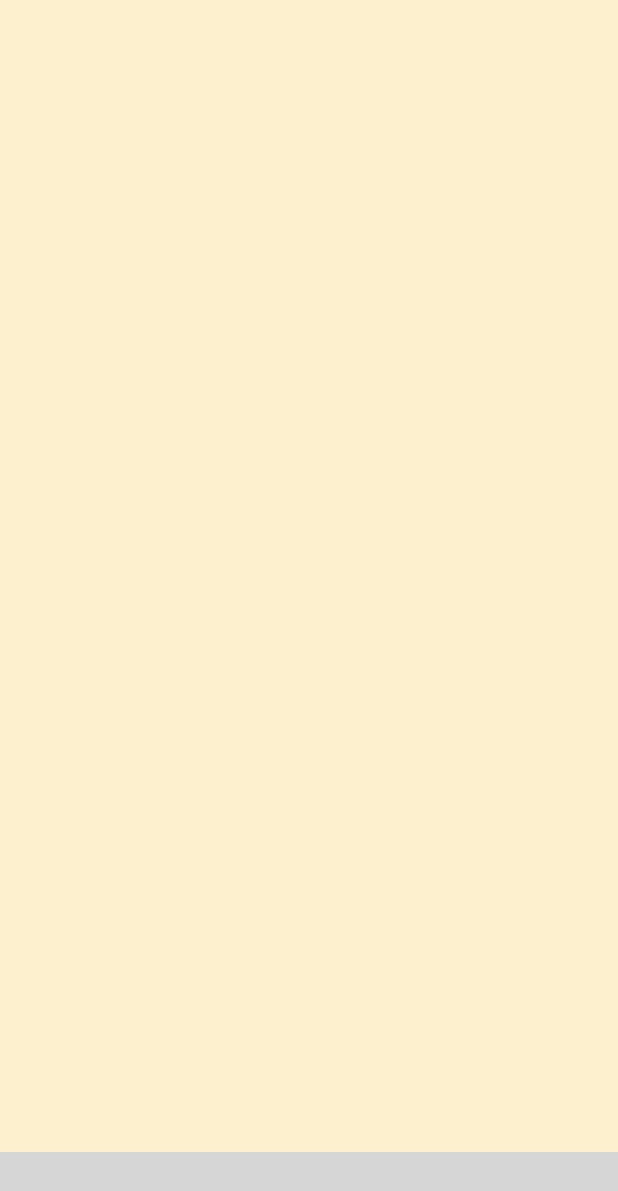
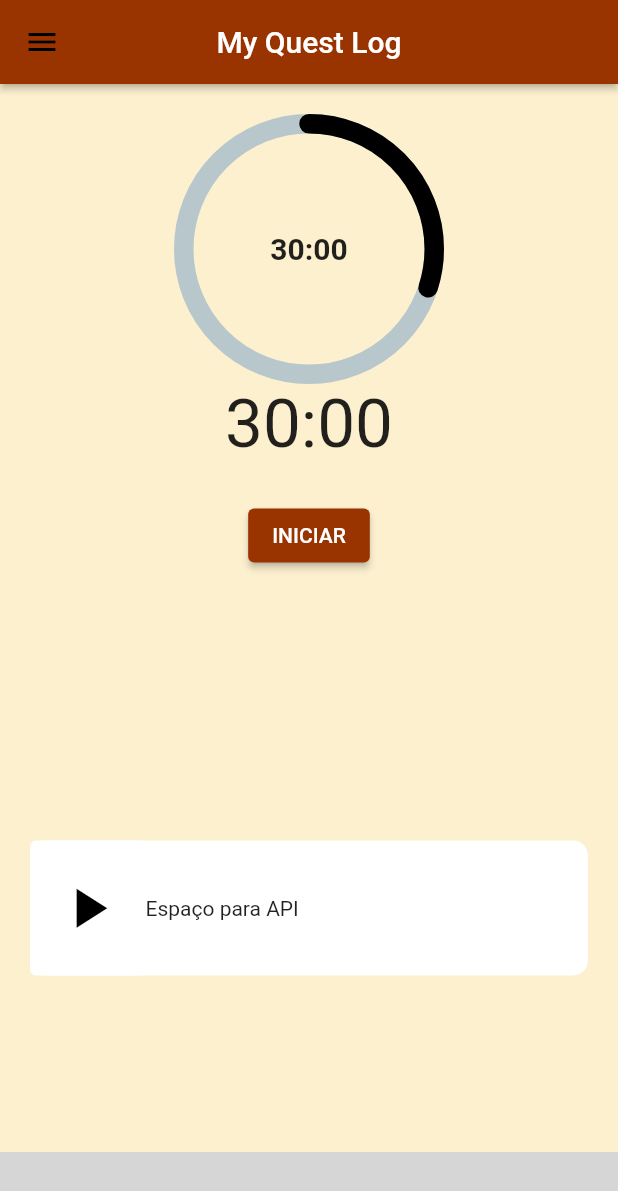
Before and after one commit to caioFiorini/MyQuestLog, a Flutter app: the Registro screen opened by its route, after a tap on "Cadastrar", on a phone screen of 412 x 824 dp. Shown: the top 1191 px of the screen. Run offline on Flutter 3.47's test engine with Material 2 defaults, Android fonts, the phone set to English and light mode, and no system bars; drawn by our look-alikes of percent_indicator; our stand-ins replace go_router, google_fonts; missing offline and left inert: custom_line_indicator_bottom_navbar; grey boxes are pictures that could not be loaded.

Commit message:
minha parte

```diff
--- /dev/null
+++ b/CMakeLists.txt
@@ -0,0 +1,11 @@
+cmake_minimum_required(VERSION 3.0.0)
+project(a VERSION 0.1.0)
+
+include(CTest)
+enable_testing()
+
+add_executable(a main.cpp)
+
+set(CPACK_PROJECT_NAME ${PROJECT_NAME})
+set(CPACK_PROJECT_VERSION ${PROJECT_VERSION})
+include(CPack)
--- a/lib/Registro.dart
+++ b/lib/Registro.dart
@@ -102,7 +102,7 @@ class _Registro extends State<Registro> {
                 style: ElevatedButton.styleFrom(
                   backgroundColor: const Color(0xFF993300),
                 ),
-                onPressed: () => context.push('/registro/home_page'),
+                onPressed: () => context.go('/registro/home_page'),
                 child: const Text(
                   "Cadastrar",
                   style: TextStyle(
--- a/lib/user_page.dart
+++ b/lib/user_page.dart
@@ -1,4 +1,5 @@
 import 'package:flutter/material.dart';
+import 'package:percent_indicator/percent_indicator.dart';
 
 class UserPage extends StatefulWidget {
   const UserPage({super.key});
@@ -11,9 +12,147 @@ class _UserPageState extends State<UserPage> {
   @override
   Widget build(BuildContext context) {
     return Scaffold(
-      backgroundColor: Color(0xFFfcf0cf),
+      backgroundColor: const Color(0xFFfcf0cf),
+      appBar: AppBar(
+        backgroundColor: const Color(0xFF993300),
+        automaticallyImplyLeading: true, //retira a seta de voltar
+        elevation: 2,
+        centerTitle: true,
+        title: const Text(
+          "My Quest Log",
+          style: TextStyle(color: Colors.white),
+        ),
+      ),
+      drawer: Drawer(
+        backgroundColor: const Color(0xFF993300),
+        child: ListView(
+          padding: EdgeInsets.zero,
+          children: const <Widget>[
+            SizedBox(
+              height: 110,
+              child: DrawerHeader(
+                decoration: BoxDecoration(
+                  color: Colors.white,
+                ),
+                child: Text(
+                  'Drawer Header',
+                  style: TextStyle(
+                    color: Colors.black,
+                    fontSize: 24,
+                  ),
+                ),
+              ),
+            ),
+            ListTile(
+              leading: Icon(Icons.message),
+              title: Text('Messages'),
+              iconColor: Colors.white,
+              textColor: Colors.white,
+            ),
+            ListTile(
+              leading: Icon(Icons.account_circle),
+              title: Text('Profile'),
+              iconColor: Colors.white,
+              textColor: Colors.white,
+            ),
+            ListTile(
+              leading: Icon(Icons.settings),
+              title: Text('Settings'),
+              iconColor: Colors.white,
+              textColor: Colors.white,
+            ),
+          ],
+        ),
+      ),
       body: Column(
-        children: [],
+        mainAxisAlignment: MainAxisAlignment.spaceBetween,
+        crossAxisAlignment: CrossAxisAlignment.stretch,
+        children: [
+          Center(
+            child: Padding(
+              padding: const EdgeInsets.all(20.0),
+              child: CircularPercentIndicator(
+                radius: 90.0,
+                lineWidth: 13.0,
+                animation: true,
+                percent: 0.3,
+                center: const Text(
+                  "30:00",
+                  style: TextStyle(fontWeight: FontWeight.bold, fontSize: 20.0),
+                ),
+                footer: Column(
+                    mainAxisAlignment: MainAxisAlignment.center,
+                    children: [
+                      const Text(
+                        "30:00",
+                        style: TextStyle(fontSize: 45),
+                      ),
+                      Padding(
+                          padding: const EdgeInsets.all(20.0),
+                          child: Card(
+                            color: const Color(0xFFfcf0cf),
+                            elevation: 0,
+                            child: ElevatedButton(
+                              onPressed: (() {}),
+                              style: ElevatedButton.styleFrom(
+                                backgroundColor: const Color(0xFF993300),
+                              ),
+                              child: const Text(
+                                "INICIAR",
+                                style: TextStyle(
+                                  color: Colors.white,
+                                ),
+                              ),
+                            ),
+                          )),
+                    ]),
+                circularStrokeCap: CircularStrokeCap.round,
+                progressColor: Colors.black,
+              ),
+            ),
+          ),
+          const SizedBox(
+            height: 20,
+          ),
+          Container(
+            height: 90,
+            decoration: const BoxDecoration(
+              borderRadius: BorderRadius.all(
+                Radius.circular(10),
+              ),
+              color: Colors.white,
+            ),
+            margin: const EdgeInsets.symmetric(
+              horizontal: 20,
+            ),
+            child: Row(
+              children: <Widget>[
+                ElevatedButton(
+                  onPressed: () {},
+                  style: ElevatedButton.styleFrom(
+                    backgroundColor: Colors.white,
+                    elevation: 0,
+                  ),
+                  child: Column(
+                    mainAxisAlignment: MainAxisAlignment.center,
+                    children: const [
+                      Icon(
+                        Icons.play_arrow,
+                        size: 45,
+                      )
+                    ],
+                  ),
+                ),
+                const SizedBox(
+                  child: Text("Espaço para API"),
+                )
+              ],
+            ),
+          ),
+          const SizedBox(
+            height: 60,
+          )
+        ],
       ),
     );
   }
--- a/pubspec.yaml
+++ b/pubspec.yaml
@@ -32,6 +32,7 @@ dependencies:
     sdk: flutter
   go_router: ^5.0.0
   google_fonts: ^3.0.1
+  percent_indicator: ^4.2.2
 
   # The following adds the Cupertino Icons font to your application.
   # Use with the CupertinoIcons class for iOS style icons.
```
Also changed, not shown: pubspec.lock, 1 other file.
